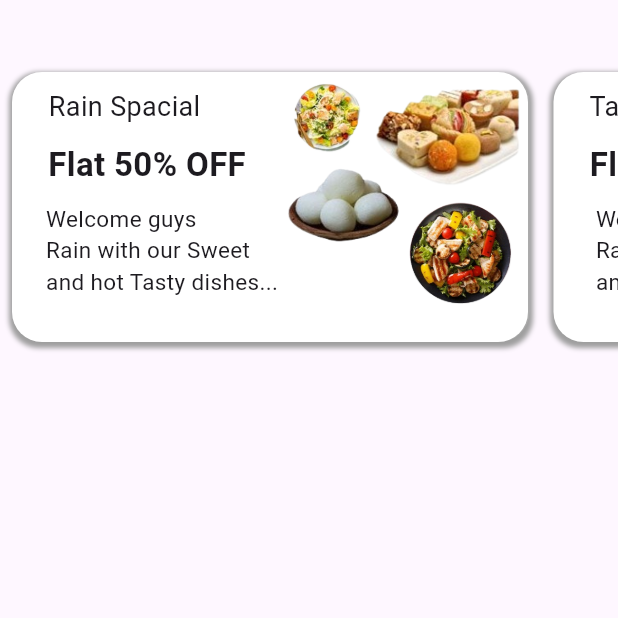
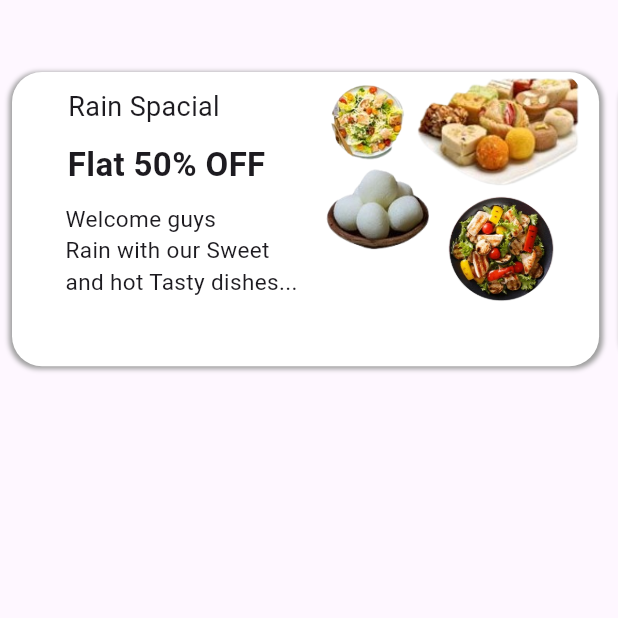
Before and after one commit to Krupaparmar30/zometo_app, a Flutter app: the screen it shows after launch, on a phone screen of 412 x 824 dp, the top half of it. Run offline on Flutter 3.47's test engine with Material 3 defaults, Android fonts, the phone set to English and light mode, and no system bars.

Commit message:
27/6/24 27-6-24 29/6/24 29-6-24

```diff
--- a/lib/screens/offer_page/offer_page.dart
+++ b/lib/screens/offer_page/offer_page.dart
@@ -12,6 +12,8 @@ class offerPage extends StatefulWidget {
 class _offerPageState extends State<offerPage> {
   @override
   Widget build(BuildContext context) {
+    double height = MediaQuery.of(context).size.height;
+    double width = MediaQuery.of(context).size.width;
     return Scaffold(
       body:SingleChildScrollView(
         scrollDirection: Axis.horizontal,
@@ -26,8 +28,8 @@ class _offerPageState extends State<offerPage> {
               child: Stack(
                 children: [
                   Container(
-                    height: 180,
-                    width: 345,
+                    height: height*0.235,
+                    width: width*0.95,
                     decoration: BoxDecoration(
                         color: Colors.white10,
                         borderRadius: BorderRadius.circular(20),
@@ -43,8 +45,8 @@ class _offerPageState extends State<offerPage> {
                   Row(
                     children: [
                       Container(
-                        height: 180,
-                        width: 180,
+                        height: height*0.238,
+                        width: width*0.5,
                         decoration: BoxDecoration(
                             borderRadius: BorderRadius.only(topLeft: Radius.circular(20),bottomLeft: Radius.circular(20)),
                             color: Colors.white
@@ -82,8 +84,8 @@ class _offerPageState extends State<offerPage> {
                       Stack(
                         children: [
                           Container(
-                            height: 180,
-                            width: 164,
+                            height: height*0.238,
+                            width: width*0.45,
                             decoration: BoxDecoration(
                               color: Colors.white,
                               borderRadius: BorderRadius.only(topRight: Radius.circular(20),bottomRight: Radius.circular(20)),
@@ -93,8 +95,8 @@ class _offerPageState extends State<offerPage> {
                           Padding(
                             padding: const EdgeInsets.only(left: 60),
                             child: Container(
-                              height: 89,
-                              width: 100,
+                              height: height*0.1,
+                              width: width*0.279,
                               decoration: BoxDecoration(
                                   color: Colors.white,
                                   borderRadius: BorderRadius.only(topRight: Radius.circular(20),bottomRight: Radius.circular(20)),
@@ -111,8 +113,8 @@ class _offerPageState extends State<offerPage> {
 
                           ),
                           Container(
-                            height: 60,
-                            width: 60,
+                            height: height*0.080,
+                            width: width*0.150,
                             decoration: BoxDecoration(
                                 color: Colors.white,
                                 borderRadius: BorderRadius.only(topRight: Radius.circular(20),bottomRight: Radius.circular(20)),
@@ -131,8 +133,8 @@ class _offerPageState extends State<offerPage> {
                           Padding(
                             padding: const EdgeInsets.only(top: 60,),
                             child: Container(
-                              height: 60,
-                              width: 80,
+                              height: height*0.080,
+                              width: width*0.180,
                               decoration: BoxDecoration(
                                   color: Colors.white,
                                   borderRadius: BorderRadius.only(topRight: Radius.circular(20),bottomRight: Radius.circular(20)),
@@ -152,8 +154,8 @@ class _offerPageState extends State<offerPage> {
                             padding: const EdgeInsets.only(top: 80,left:80),
 
                             child: Container(
-                              height: 80,
-                              width: 80,
+                              height: height*0.090,
+                              width: width*0.2,
                               decoration: BoxDecoration(
                                   color: Colors.white,
                                   borderRadius: BorderRadius.only(topRight: Radius.circular(20),bottomRight: Radius.circular(20)),
--- a/lib/utils/offer_list.dart
+++ b/lib/utils/offer_list.dart
@@ -64,5 +64,16 @@ List offerList=[
     "img4":"assets/imageoffer/k5.png",
 
 
-  }
+  },
+  {
+    "offername":"Rain Spacial",
+    "offer":50,
+    "offerpername":"Flat 30% OFF",
+    "tag":"Welcome guys\nRain with our Sweet\nand hot Tasty dishes...",
+    "img":"assets/imageoffer/rabbdi.png",
+    "img2":"assets/imageoffer/k11.png",
+    "img3":"assets/imageoffer/k4.png",
+    "img4":"assets/imageoffer/k18.png",
+
+  },
 ];
```
